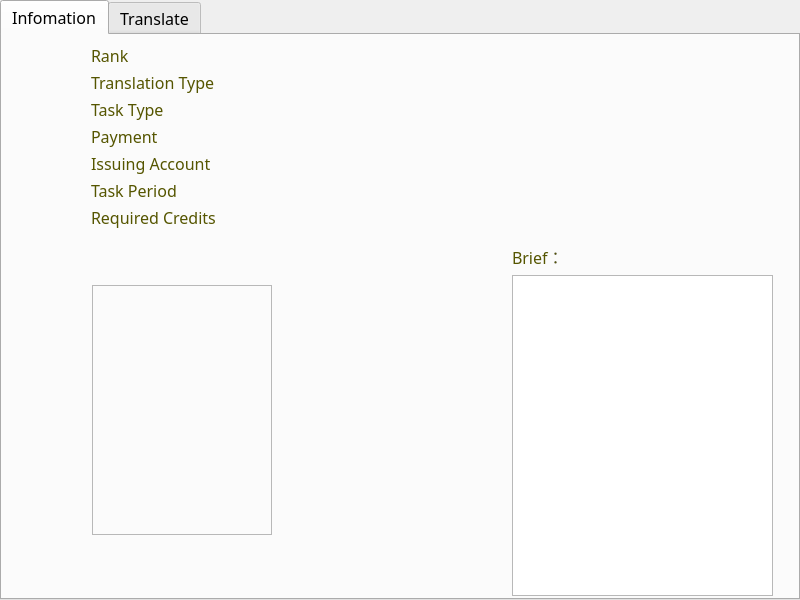
Before: the Qt Designer form MyTransTaskOper.ui in Phoveran/CrowdSourcing, drawn with Qt 5.
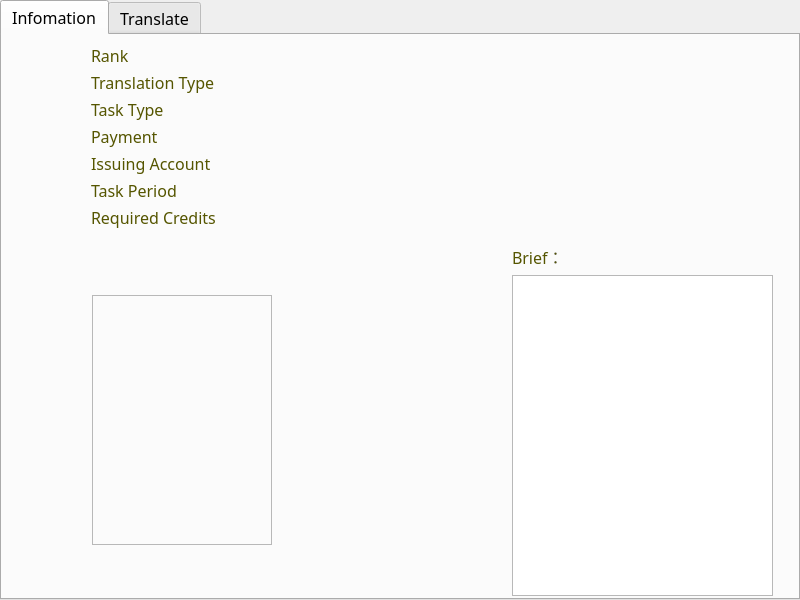
After: the same form once the commit is applied. Icons and pictures are not drawn.

```diff
--- a/MyTransTaskOper.ui
+++ b/MyTransTaskOper.ui
@@ -273,7 +273,7 @@
      <property name="geometry">
       <rect>
        <x>90</x>
-       <y>250</y>
+       <y>260</y>
        <width>180</width>
        <height>250</height>
       </rect>
```
